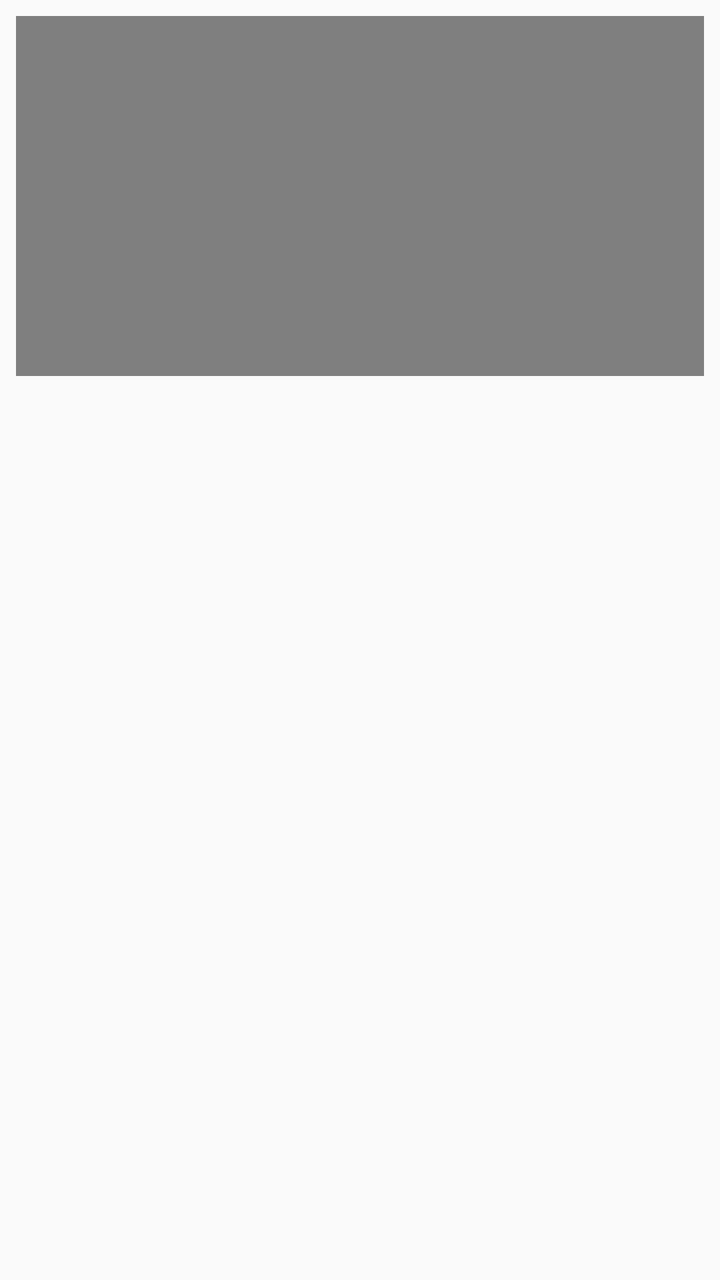
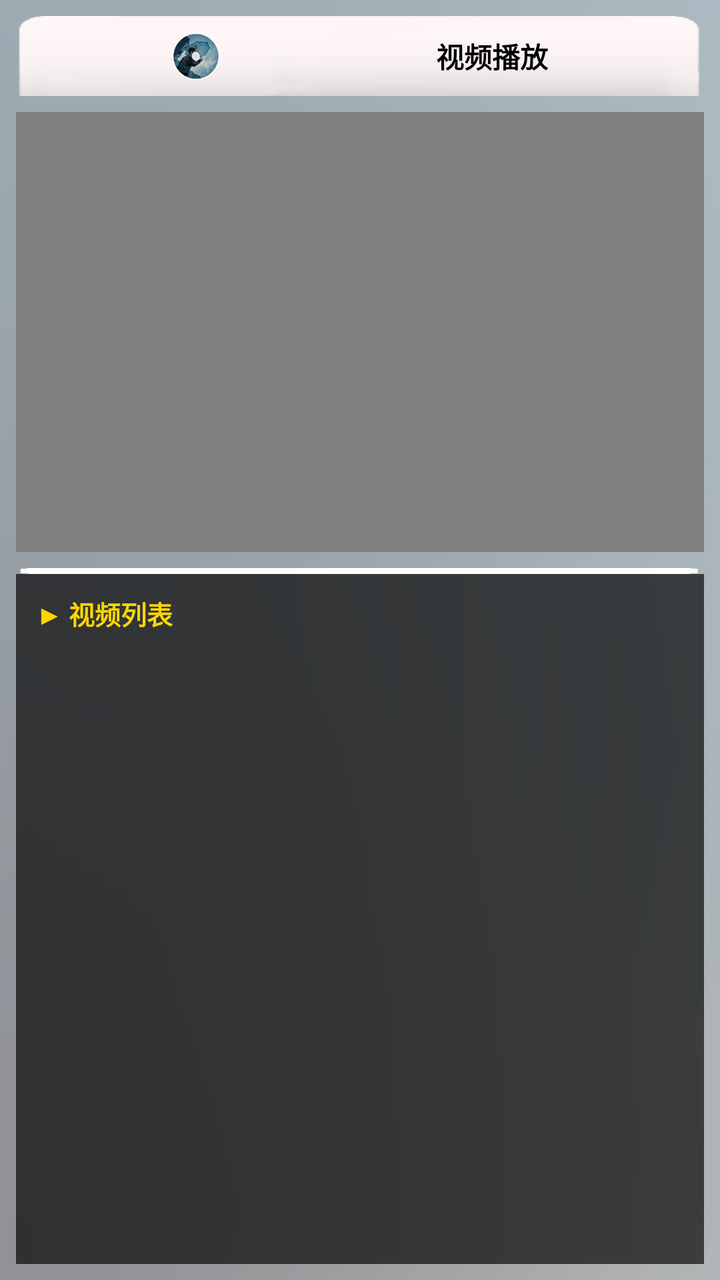

An Android layout rendered at two revisions. The XML below is the earlier revision; the diff shows what the commit changed to produce the second picture.
<!-- AndroidManifest.xml: application theme Theme.AppCompat.Light.NoActionBar -->
<!-- res/layout/fragment_video.xml -->
<?xml version="1.0" encoding="utf-8"?>
<LinearLayout xmlns:android="http://schemas.android.com/apk/res/android"
    android:layout_width="match_parent"
    android:layout_height="match_parent"
    android:orientation="vertical"
    android:padding="8dp">

    <VideoView
        android:id="@+id/video_view"
        android:layout_width="match_parent"
        android:layout_height="180dp"
        android:layout_marginBottom="8dp"
        android:background="#000000" />

    <ListView
        android:id="@+id/lv_video"
        android:layout_width="match_parent"
        android:layout_height="match_parent"
        android:divider="#30FFFFFF"
        android:dividerHeight="1dp" />
</LinearLayout>
<!-- resources referenced by this layout -->
<resources>

</resources>

<!-- the commit's change to res/layout/fragment_video.xml (unified diff, before → after) -->
@@ -1,21 +1,86 @@
-<?xml version="1.0" encoding="utf-8"?>
-<LinearLayout xmlns:android="http://schemas.android.com/apk/res/android"
+﻿<?xml version="1.0" encoding="utf-8"?>
+<RelativeLayout xmlns:android="http://schemas.android.com/apk/res/android"
     android:layout_width="match_parent"
     android:layout_height="match_parent"
-    android:orientation="vertical"
+    android:background="@drawable/music_bg"
     android:padding="8dp">
 
-    <VideoView
-        android:id="@+id/video_view"
+    
+    <RelativeLayout
+        android:id="@+id/rl_video_header"
         android:layout_width="match_parent"
-        android:layout_height="180dp"
+        android:layout_height="40dp"
+        android:layout_alignParentTop="true"
+        android:background="@drawable/title_bg"
+        android:gravity="center"
+        android:paddingStart="12dp"
+        android:paddingEnd="12dp">
+        <ImageView
+            android:id="@+id/iv_video_icon"
+            android:layout_width="24dp"
+            android:layout_height="24dp"
+            android:layout_alignParentStart="true"
+            android:layout_centerVertical="true"
+            android:src="@drawable/img_music" />
+        <TextView
+            android:id="@+id/tv_video_title"
+            android:layout_width="wrap_content"
+            android:layout_height="wrap_content"
+            android:layout_centerInParent="true"
+            android:text="视频播放"
+            android:textColor="@android:color/black"
+            android:textSize="14sp"
+            android:textStyle="bold" />
+    </RelativeLayout>
+
+    
+    <FrameLayout
+        android:id="@+id/fl_video_container"
+        android:layout_width="match_parent"
+        android:layout_height="220dp"
+        android:layout_below="@id/rl_video_header"
+        android:layout_marginTop="8dp"
         android:layout_marginBottom="8dp"
-        android:background="#000000" />
+        android:background="#000000">
+        <VideoView
+            android:id="@+id/video_view"
+            android:layout_width="match_parent"
+            android:layout_height="match_parent" />
+    </FrameLayout>
 
-    <ListView
-        android:id="@+id/lv_video"
+    
+    <View
+        android:id="@+id/v_divider"
+        android:layout_width="match_parent"
+        android:layout_height="3dp"
+        android:layout_below="@id/fl_video_container"
+        android:background="@drawable/btn_bg" />
+
+    
+    <LinearLayout
+        android:id="@+id/ll_video_list_area"
         android:layout_width="match_parent"
         android:layout_height="match_parent"
-        android:divider="#30FFFFFF"
-        android:dividerHeight="1dp" />
-</LinearLayout>
+        android:layout_below="@id/v_divider"
+        android:orientation="vertical"
+        android:background="#AA000000">
+
+        <TextView
+            android:layout_width="wrap_content"
+            android:layout_height="wrap_content"
+            android:padding="10dp"
+            android:text="▶ 视频列表"
+            android:textColor="#FFD700"
+            android:textSize="13sp"
+            android:textStyle="bold" />
+
+        <ListView
+            android:id="@+id/lv_video"
+            android:layout_width="match_parent"
+            android:layout_height="0dp"
+            android:layout_weight="1"
+            android:divider="#30FFFFFF"
+            android:dividerHeight="1dp" />
+    </LinearLayout>
+
+</RelativeLayout>
<!-- resource entries referenced after the edit -->
@@ -1,5 +1,8 @@
 <!-- resources referenced by this layout -->
 <resources>
-
+  <!-- drawable btn_bg: png bitmap (drawable, 4189 bytes) -->
+  <!-- drawable img_music: png bitmap (drawable, 11361 bytes) -->
+  <!-- drawable music_bg: png bitmap (drawable, 3461 bytes) -->
+  <!-- drawable title_bg: png bitmap (drawable, 6530 bytes) -->
 </resources>
 
